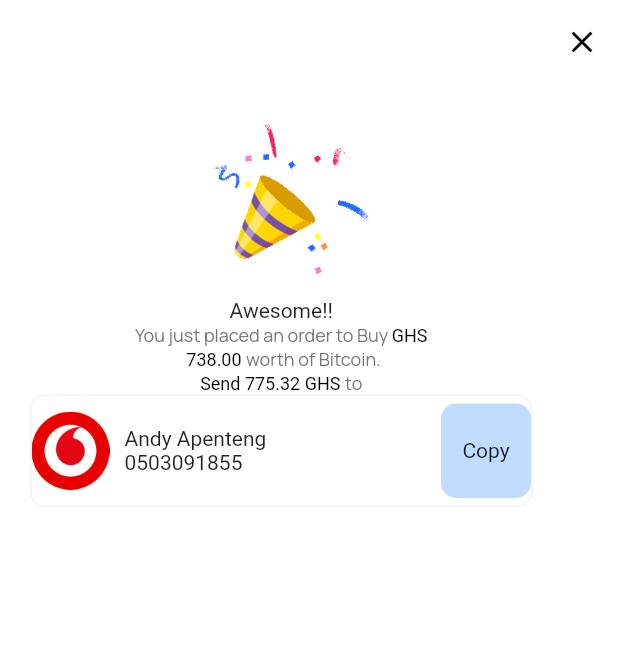
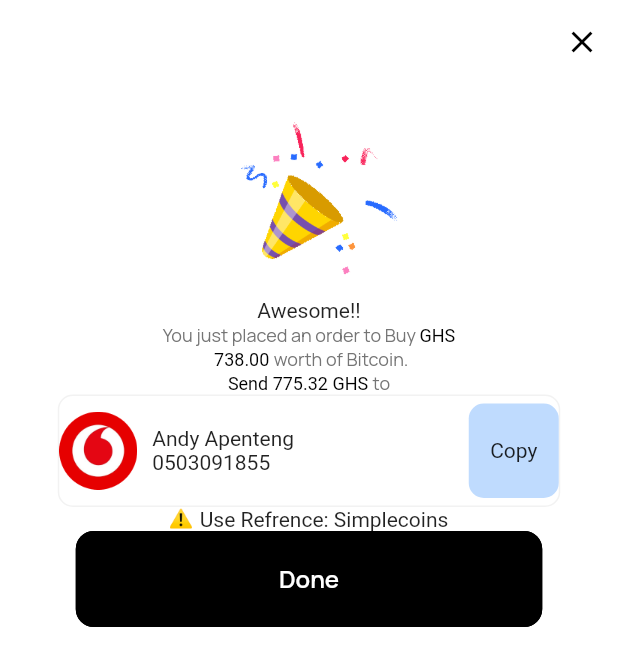
Before and after one commit to simplecoins/simplecoins_mobile_front, a Flutter app: the screen it shows after launch, on a phone screen of 412 x 824 dp. Shown: the top 666 px of the screen. Run offline on Flutter 3.47's test engine with Material 2 defaults, Android fonts, the phone set to English and light mode, and no system bars.

Commit message:
'Payment Info' page constructed

```diff
--- a/lib/screens/paymentinfo/paymentinfo.dart
+++ b/lib/screens/paymentinfo/paymentinfo.dart
@@ -1,4 +1,5 @@
 import 'package:flutter/material.dart';
+import 'package:simplecoins_0/components/button.dart';
 
 class PaymentInfo extends StatefulWidget {
   @override
@@ -92,14 +93,7 @@
                   Column(
                     mainAxisAlignment: MainAxisAlignment.center,
                     crossAxisAlignment: CrossAxisAlignment.start,
-                    children: [
-                      Text(
-                        'Andy Apenteng'
-                      ),
-                      Text(
-                        '0503091855'
-                      )
-                    ],
+                    children: [Text('Andy Apenteng'), Text('0503091855')],
                   ),
                   Spacer(),
                   GestureDetector(
@@ -117,6 +111,23 @@
                   )
                 ],
               ),
+            ),
+            Row(
+              mainAxisAlignment: MainAxisAlignment.center,
+              children: [
+                Image.asset(
+                  'assets/Emojis/image 13.png',
+                  height: 15.0,
+                ),
+                SizedBox(
+                  width: 5.0,
+                ),
+                Text('Use Refrence: Simplecoins')
+              ],
+            ),
+            DefaultButton(
+              text: 'Done',
+              press: () {},
             )
           ],
         ),
```
